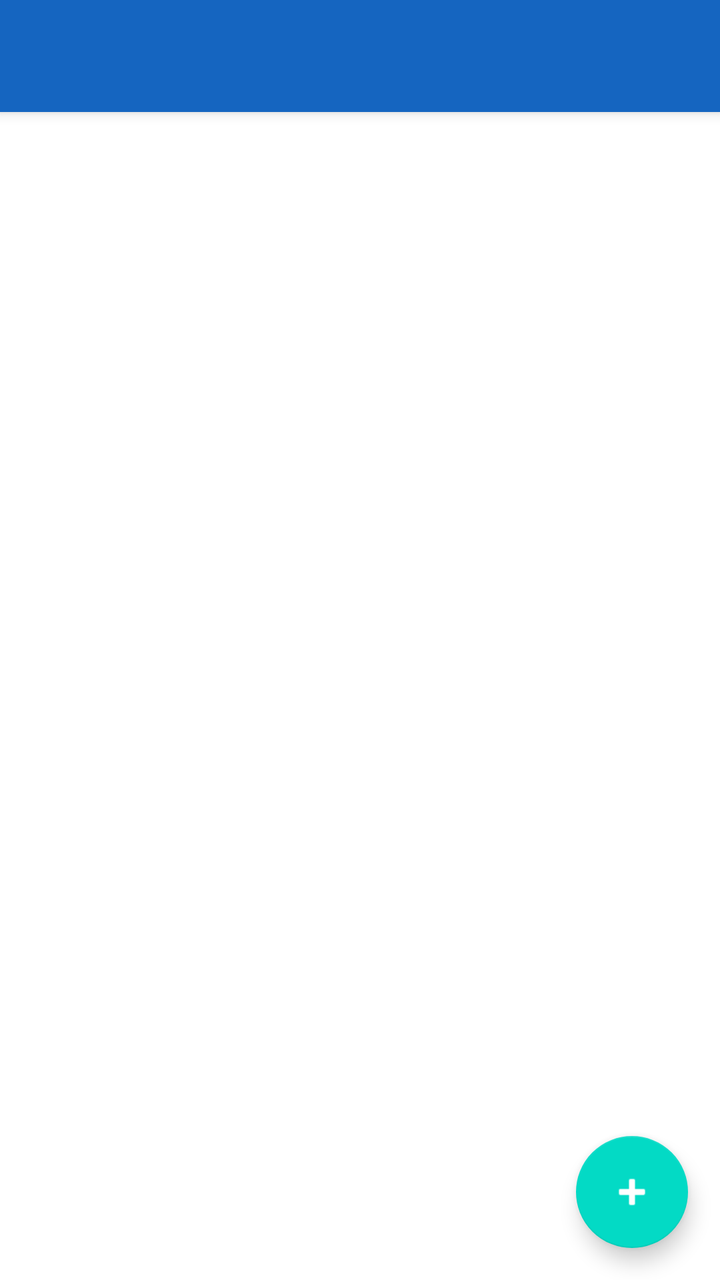
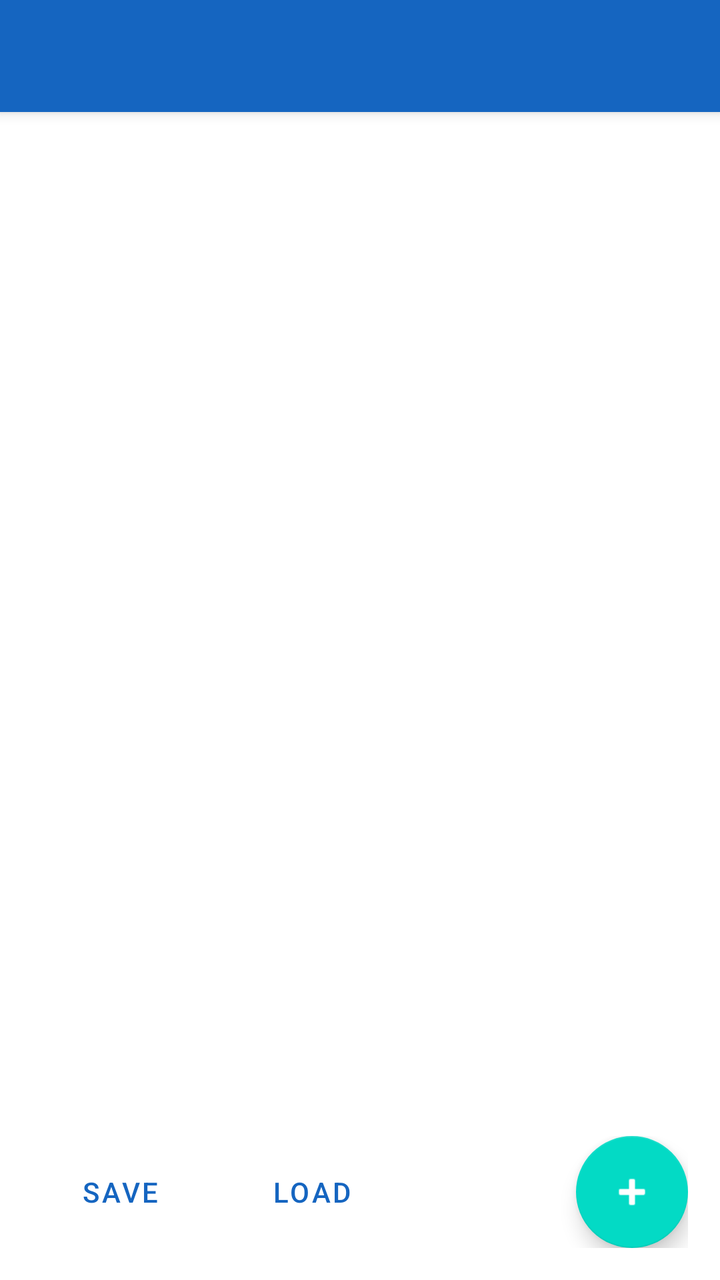

The first picture is an Android layout as it rendered before a commit; the second is the same layout after the commit. The layout source and the unified diff follow.
<!-- AndroidManifest.xml: application theme Theme.FullScreenBrowsers -->
<!-- res/layout/activity_main.xml -->
<?xml version="1.0" encoding="utf-8"?>
<androidx.coordinatorlayout.widget.CoordinatorLayout
    xmlns:android="http://schemas.android.com/apk/res/android"
    xmlns:app="http://schemas.android.com/apk/res-auto"
    android:layout_width="match_parent"
    android:layout_height="match_parent">

    <com.google.android.material.appbar.AppBarLayout
        android:layout_width="match_parent"
        android:layout_height="wrap_content">

        <androidx.appcompat.widget.Toolbar
            android:id="@+id/toolbar"
            android:layout_width="match_parent"
            android:layout_height="?attr/actionBarSize"
            android:background="?attr/colorPrimary"
            android:theme="@style/ThemeOverlay.AppCompat.Dark.ActionBar"
            app:popupTheme="@style/ThemeOverlay.AppCompat.Light" />

    </com.google.android.material.appbar.AppBarLayout>

    <ListView
        android:id="@+id/listView"
        android:layout_width="match_parent"
        android:layout_height="match_parent"
        android:divider="@android:color/darker_gray"
        android:dividerHeight="0.5dp"
        app:layout_behavior="@string/appbar_scrolling_view_behavior" />

    <TextView
        android:id="@+id/tvEmpty"
        android:layout_width="wrap_content"
        android:layout_height="wrap_content"
        android:layout_gravity="center"
        android:text="No sub-apps yet.\nTap + to create one."
        android:textAlignment="center"
        android:textSize="16sp"
        android:textColor="#888"
        android:visibility="gone" />

    <com.google.android.material.floatingactionbutton.FloatingActionButton
        android:id="@+id/fabCreate"
        android:layout_width="wrap_content"
        android:layout_height="wrap_content"
        android:layout_gravity="bottom|end"
        android:layout_margin="16dp"
        android:contentDescription="Create sub-app"
        android:src="@android:drawable/ic_input_add"
        app:tint="@android:color/white" />

</androidx.coordinatorlayout.widget.CoordinatorLayout>
<!-- resources referenced by this layout -->
<resources>
  <style name="Theme.FullScreenBrowsers" parent="Theme.MaterialComponents.DayNight.NoActionBar">
          <item name="colorPrimary">#1565C0</item>
          <item name="colorPrimaryVariant">#003c8f</item>
          <item name="colorOnPrimary">@android:color/white</item>
          <item name="colorSecondary">#03DAC5</item>
      </style>
</resources>

<!-- the commit's change to res/layout/activity_main.xml (unified diff, before → after) -->
@@ -38,14 +38,42 @@
         android:textColor="#888"
         android:visibility="gone" />
 
-    <com.google.android.material.floatingactionbutton.FloatingActionButton
-        android:id="@+id/fabCreate"
-        android:layout_width="wrap_content"
+    <LinearLayout
+        android:layout_width="match_parent"
         android:layout_height="wrap_content"
-        android:layout_gravity="bottom|end"
-        android:layout_margin="16dp"
-        android:contentDescription="Create sub-app"
-        android:src="@android:drawable/ic_input_add"
-        app:tint="@android:color/white" />
+        android:layout_gravity="bottom"
+        android:orientation="horizontal"
+        android:gravity="center_vertical"
+        android:padding="16dp">
+
+        <Button
+            android:id="@+id/btnSaveList"
+            style="@style/Widget.MaterialComponents.Button.OutlinedButton"
+            android:layout_width="wrap_content"
+            android:layout_height="wrap_content"
+            android:text="Save"
+            android:layout_marginEnd="8dp" />
+
+        <Button
+            android:id="@+id/btnLoadList"
+            style="@style/Widget.MaterialComponents.Button.OutlinedButton"
+            android:layout_width="wrap_content"
+            android:layout_height="wrap_content"
+            android:text="Load" />
+
+        <View
+            android:layout_width="0dp"
+            android:layout_height="0dp"
+            android:layout_weight="1" />
+
+        <com.google.android.material.floatingactionbutton.FloatingActionButton
+            android:id="@+id/fabCreate"
+            android:layout_width="wrap_content"
+            android:layout_height="wrap_content"
+            android:contentDescription="Create sub-app"
+            android:src="@android:drawable/ic_input_add"
+            app:tint="@android:color/white" />
+
+    </LinearLayout>
 
 </androidx.coordinatorlayout.widget.CoordinatorLayout>
